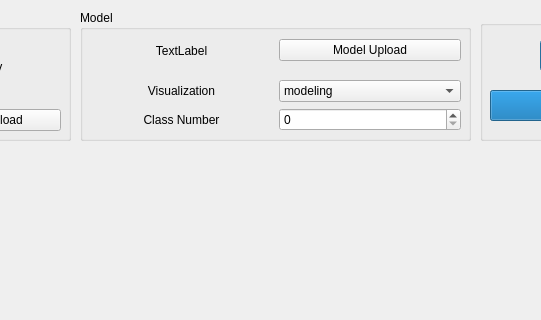
Qt form ui/View.ui (jjxxmiin/DeepVisual_QTorch) before a commit; both pictures show x 110 to 651 and y 0 to 320 of the 1077 by 695 pixel window.
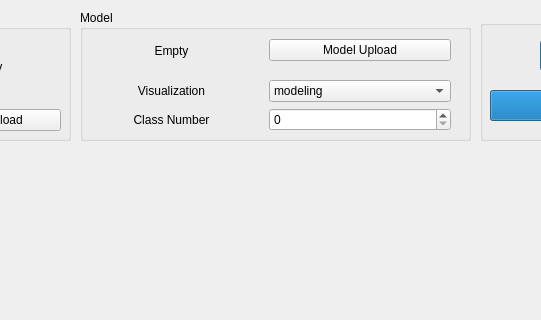
The same form after that commit.

Commit message: Update model, image init

```diff
--- a/ui/View.ui
+++ b/ui/View.ui
@@ -145,7 +145,7 @@
    <widget class="QWidget" name="horizontalLayoutWidget_2">
     <property name="geometry">
      <rect>
-      <x>10</x>
+      <x>0</x>
       <y>20</y>
       <width>371</width>
       <height>41</height>
@@ -155,7 +155,7 @@
      <item>
       <widget class="QLabel" name="label_5">
        <property name="text">
-        <string>TextLabel</string>
+        <string>Empty</string>
        </property>
        <property name="alignment">
         <set>Qt::AlignCenter</set>
@@ -174,7 +174,7 @@
    <widget class="QWidget" name="gridLayoutWidget">
     <property name="geometry">
      <rect>
-      <x>10</x>
+      <x>0</x>
       <y>70</y>
       <width>371</width>
       <height>51</height>
```
Left out of the diff: 8 changed lines with no effect on the pictures. The commit also changes 1 other file.
